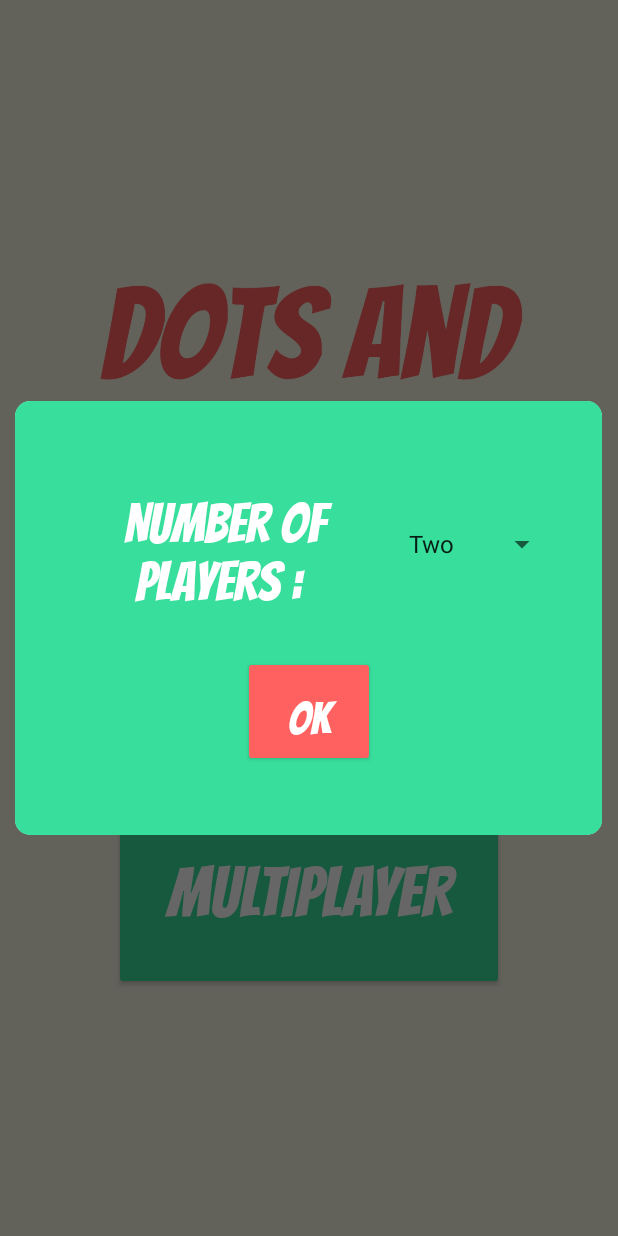
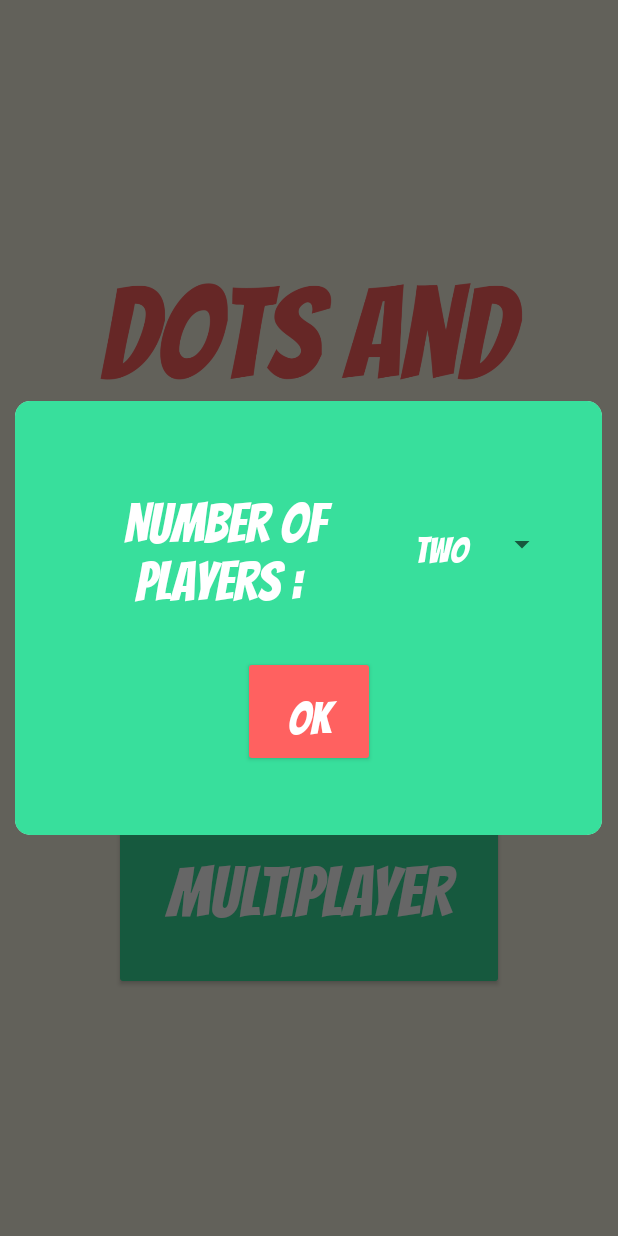
Before and after one commit to Sudhindra3000/Delta-Task-2, an Android app: the screen it shows after launch (MenuActivity), after a tap on "MULTIPLAYER", on a phone screen of 412 x 824 dp. Run offline under Robolectric (Android 15) with nearby library versions, the phone set to English and light mode, and no system bars.

Commit message:
Added Custom Spinner

```diff
--- /dev/null
+++ b/app/src/main/java/com/example/deltatask2/NOPAdapter.java
@@ -0,0 +1,64 @@
+package com.example.deltatask2;
+
+import android.content.Context;
+import android.view.LayoutInflater;
+import android.view.View;
+import android.view.ViewGroup;
+import android.widget.ArrayAdapter;
+import android.widget.TextView;
+
+import androidx.annotation.NonNull;
+import androidx.annotation.Nullable;
+
+import java.util.ArrayList;
+
+public class NOPAdapter extends ArrayAdapter {
+
+    public NOPAdapter(@NonNull Context context, ArrayList<String> strings) {
+        super(context, 0, strings);
+    }
+
+    @NonNull
+    @Override
+    public View getView(int position, @Nullable View convertView, @NonNull ViewGroup parent) {
+        return initView(position, convertView, parent);
+    }
+
+    @Override
+    public View getDropDownView(int position, @Nullable View convertView, @NonNull ViewGroup parent) {
+        return initDropdownView(position, convertView, parent);
+    }
+
+    private View initDropdownView(int position, View convertView, ViewGroup parent) {
+        if (convertView == null) {
+            convertView = LayoutInflater.from(getContext()).inflate(
+                    R.layout.spinner_dropdown_item, parent, false
+            );
+        }
+
+        TextView textViewName = convertView.findViewById(R.id.tvSpinnerDrpdown);
+        String currentItem = (String) getItem(position);
+
+        if (currentItem != null)
+            textViewName.setText(currentItem);
+
+        return convertView;
+    }
+
+    private View initView(int position, View convertView, ViewGroup parent) {
+        if (convertView == null) {
+            convertView = LayoutInflater.from(getContext()).inflate(
+                    R.layout.spinner_item, parent, false
+            );
+        }
+
+        TextView textViewName = convertView.findViewById(R.id.tvSpinner);
+        String currentItem = (String) getItem(position);
+
+        if (currentItem != null)
+            textViewName.setText(currentItem);
+
+        return convertView;
+    }
+
+}
--- a/app/src/main/java/com/example/deltatask2/NumOfPlayersDialog.java
+++ b/app/src/main/java/com/example/deltatask2/NumOfPlayersDialog.java
@@ -19,12 +19,14 @@ import androidx.appcompat.app.AppCompatDialogFragment;
 import androidx.core.content.res.ResourcesCompat;
 
 import java.lang.reflect.Type;
+import java.util.ArrayList;
 
 public class NumOfPlayersDialog extends AppCompatDialogFragment {
 
     Button button;
     Spinner spinner;
-    ArrayAdapter adapter;
+    NOPAdapter nopAdapter;
+    ArrayList<String> strings;
     Listener listener;
 
     public void setListener(Listener listener) {
@@ -39,11 +41,12 @@ public class NumOfPlayersDialog extends AppCompatDialogFragment {
         View view=getActivity().getLayoutInflater().inflate(R.layout.num_of_players_dialog,null);
         builder.setView(view);
 
+        initList();
+
         button=view.findViewById(R.id.btOk);
         spinner=view.findViewById(R.id.spinner);
-        adapter=ArrayAdapter.createFromResource(getContext(),R.array.numOfPlayers,android.R.layout.simple_spinner_item);
-        adapter.setDropDownViewResource(android.R.layout.simple_spinner_dropdown_item);
-        spinner.setAdapter(adapter);
+        nopAdapter=new NOPAdapter(getContext(),strings);
+        spinner.setAdapter(nopAdapter);
 
         spinner.setOnItemSelectedListener(new AdapterView.OnItemSelectedListener() {
             @Override
@@ -67,6 +70,15 @@ public class NumOfPlayersDialog extends AppCompatDialogFragment {
         return builder.create();
     }
 
+    private void initList(){
+        strings=new ArrayList<>();
+        strings.add("Two");
+        strings.add("Three");
+        strings.add("Four");
+        strings.add("Five");
+        strings.add("Six");
+    }
+
     public interface Listener{
         void onNSelected(int n);
         void ok();
--- /dev/null
+++ b/app/src/main/res/layout/spinner_item.xml
@@ -0,0 +1,18 @@
+<?xml version="1.0" encoding="utf-8"?>
+<LinearLayout xmlns:android="http://schemas.android.com/apk/res/android"
+    android:layout_width="match_parent"
+    android:layout_height="wrap_content"
+    android:orientation="vertical">
+
+    <TextView
+        android:id="@+id/tvSpinner"
+        android:layout_width="match_parent"
+        android:layout_height="wrap_content"
+        android:background="@color/luigiGreen"
+        android:fontFamily="@font/bangers"
+        android:gravity="center"
+        android:padding="5dp"
+        android:text="Number"
+        android:textColor="@android:color/white"
+        android:textSize="24sp" />
+</LinearLayout>
```
Also changed, not shown: app/src/main/res/layout/spinner_dropdown_item.xml (added, +23 -0 lines).
